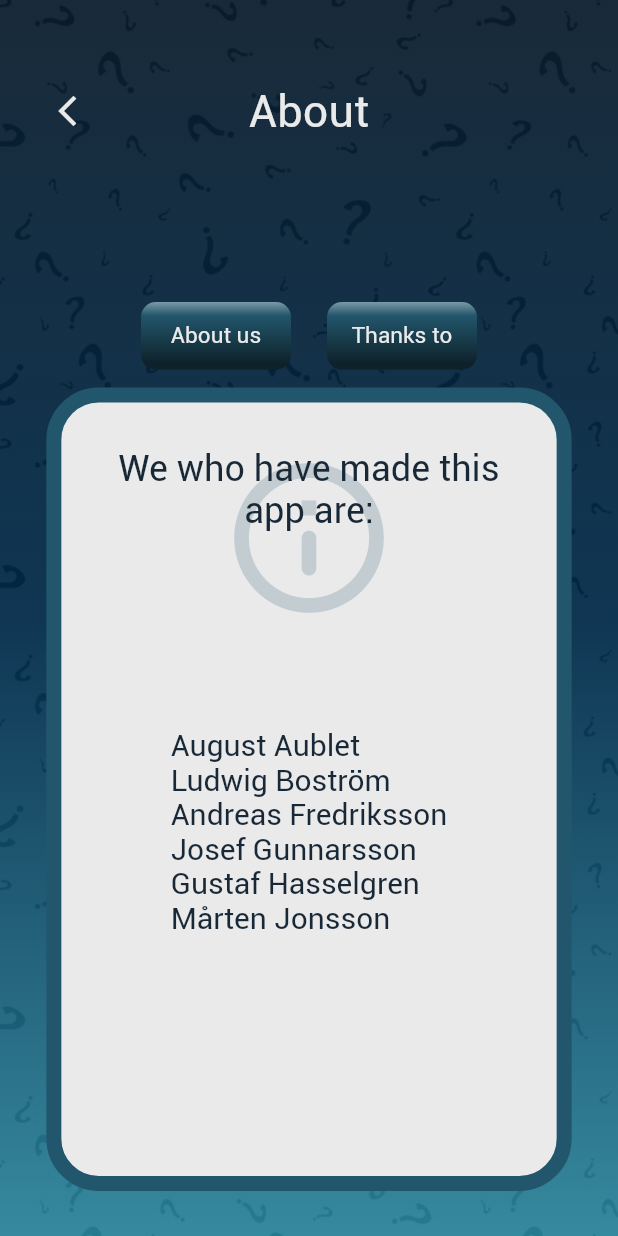
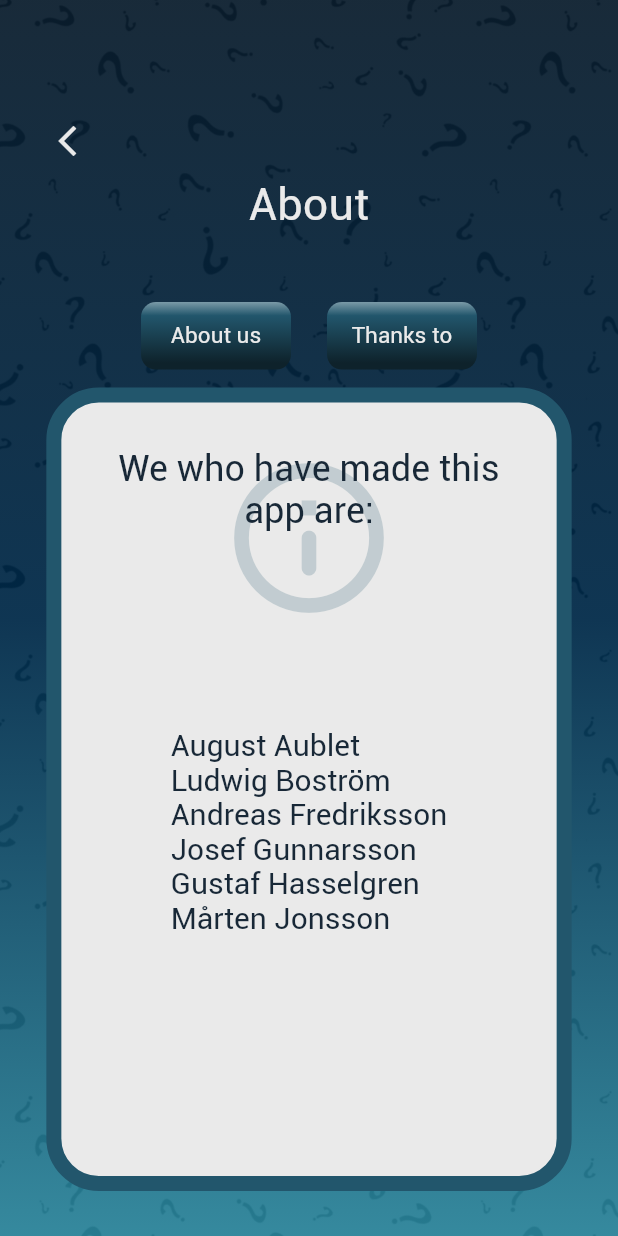
Before and after one commit to gu-tig333-ht22/grupp-1, a Flutter app: the screen it shows after launch, after a tap on the "info outline" icon, on a phone screen of 412 x 824 dp. Run offline on Flutter 3.47's test engine with Material 2 defaults, Android fonts, the phone set to English and light mode, and no system bars; our stand-ins replace appinio_swiper, audioplayers, circular_countdown_timer, simple_gradient_text, timer_count_down; missing offline and left inert: deta, fading_edge_scrollview, flutter_octicons, http_client_deta_api; network calls fail.

Commit message:
Halvvägs genom kod-review

```diff
--- a/lib/views/about_view.dart
+++ b/lib/views/about_view.dart
@@ -17,75 +17,37 @@ class AboutView extends StatelessWidget {
               height: 20,
             ),
             Padding(
-              padding: const EdgeInsets.only(top: 30, left: 30, right: 30),
+              padding: const EdgeInsets.only(top: 50, left: 30, right: 30),
               child: Row(
                 children: [
                   SizedBox(
                     width: 30,
-                    child: IconButton(
-                        padding: const EdgeInsets.all(0),
-                        icon: Icon(Themes.icons.backarrow,
-                            color: Themes.colors.white),
-                        onPressed: () => Navigator.of(context).pop(
-                            PageRouteBuilder(
-                                pageBuilder: (context, _, __) => StartView(),
-                                transitionDuration: Duration.zero,
-                                reverseTransitionDuration: Duration.zero))),
+                    child: BackButton(),
                   ),
-                  Expanded(
-                      child: Center(
-                          child: Text(
-                              style: Themes.textStyle.headline1, 'About'))),
                   const SizedBox(
                     width: 30,
                   )
                 ],
               ),
             ),
+            Expanded(
+                child: Center(
+                    child: Text(style: Themes.textStyle.headline1, 'About'))),
             const Spacer(),
             Row(
               mainAxisAlignment: MainAxisAlignment.center,
               children: [
                 Padding(
                   padding: const EdgeInsets.all(12.0),
-                  child: NavigationButton(
-                      text: Text(
-                        'About us',
-                        textAlign: TextAlign.center,
-                        style: Themes.textStyle.headline3,
-                      ),
-                      onPressed: () => aboutData.aboutCardCredits(),
-                      width: 100,
-                      height: 45,
-                      color: Themes.colors.blueDark),
+                  child: AboutButton(),
                 ),
                 Padding(
                   padding: const EdgeInsets.all(12.0),
-                  child: NavigationButton(
-                      text: Text(
-                        'Thanks to',
-                        textAlign: TextAlign.center,
-                        style: Themes.textStyle.headline3,
-                      ),
-                      onPressed: () => aboutData.aboutCardWill(),
-                      width: 100,
-                      height: 45,
-                      color: Themes.colors.blueDark),
+                  child: ThanksButton(),
                 )
               ],
             ),
-            DisplayCard(
-                iconData: aboutData.iconData,
-                color: aboutData.color,
-                headline: Text(
-                    textAlign: TextAlign.center,
-                    style:
-                        TextStyle(color: Themes.colors.greyDark, fontSize: 24),
-                    aboutData.headline),
-                body: Text(
-                    style:
-                        TextStyle(color: Themes.colors.greyDark, fontSize: 20),
-                    aboutData.body)),
+            InfoCard(),
             const SizedBox(
               height: 30,
             )
@@ -95,3 +57,67 @@ class AboutView extends StatelessWidget {
     ));
   }
 }
+
+class InfoCard extends StatelessWidget {
+  @override
+  Widget build(BuildContext context) {
+    return Consumer<About>(
+        builder: (context, aboutData, child) => DisplayCard(
+            iconData: aboutData.iconData,
+            color: aboutData.color,
+            headline: Text(
+                textAlign: TextAlign.center,
+                style: TextStyle(color: Themes.colors.greyDark, fontSize: 24),
+                aboutData.headline),
+            body: Text(
+                style: TextStyle(color: Themes.colors.greyDark, fontSize: 20),
+                aboutData.body)));
+  }
+}
+
+class ThanksButton extends StatelessWidget {
+  @override
+  Widget build(BuildContext context) {
+    return NavigationButton(
+        text: Text(
+          'Thanks to',
+          textAlign: TextAlign.center,
+          style: Themes.textStyle.headline3,
+        ),
+        onPressed: () =>
+            Provider.of<About>(context, listen: false).aboutCardWill(),
+        width: 100,
+        height: 45,
+        color: Themes.colors.blueDark);
+  }
+}
+
+class AboutButton extends StatelessWidget {
+  @override
+  Widget build(BuildContext context) {
+    return NavigationButton(
+        text: Text(
+          'About us',
+          textAlign: TextAlign.center,
+          style: Themes.textStyle.headline3,
+        ),
+        onPressed: () =>
+            Provider.of<About>(context, listen: false).aboutCardCredits(),
+        width: 100,
+        height: 45,
+        color: Themes.colors.blueDark);
+  }
+}
+
+class BackButton extends StatelessWidget {
+  @override
+  Widget build(BuildContext context) {
+    return IconButton(
+        padding: const EdgeInsets.all(0),
+        icon: Icon(Themes.icons.backarrow, color: Themes.colors.white),
+        onPressed: () => Navigator.of(context).pop(PageRouteBuilder(
+            pageBuilder: (context, _, __) => StartView(),
+            transitionDuration: Duration.zero,
+            reverseTransitionDuration: Duration.zero)));
+  }
+}
```
Also changed, not shown: lib/views/highscore_view.dart (+9 -17 lines), lib/views/question_view.dart (+10 -11 lines).
